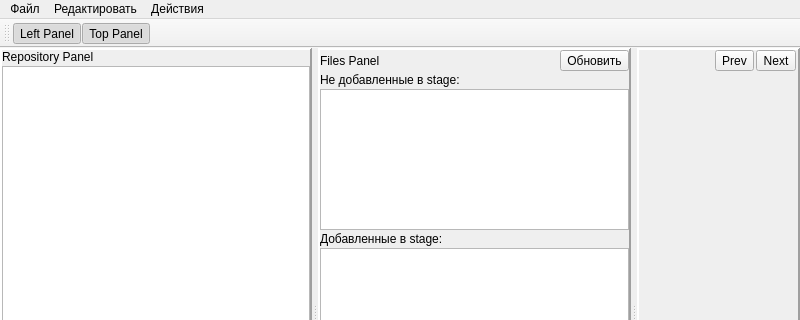
Above: commit_craft_app/mainwindow.ui from CJayM/CommitCraft before the change; both pictures show x 0 to 800 and y 0 to 320 of the 800 by 600 pixel window. Below: the same form after it.
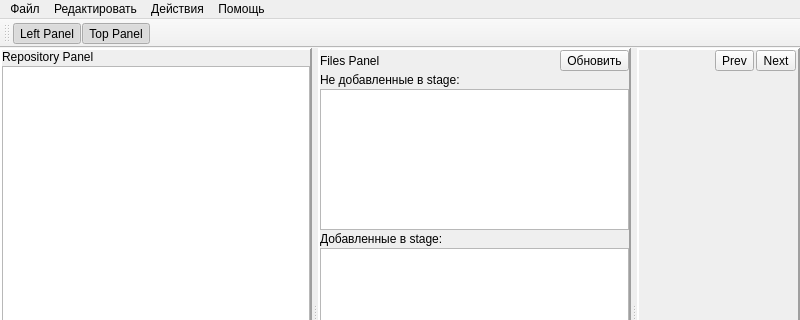
That is the form after the change. Icons and pictures are not drawn. Custom widgets are drawn as their Qt base class.

The edit to the form file:
```diff
--- a/commit_craft_app/mainwindow.ui
+++ b/commit_craft_app/mainwindow.ui
@@ -556,9 +556,16 @@
     <addaction name="actionRefresh"/>
     <addaction name="actionCommit"/>
    </widget>
+   <widget class="QMenu" name="menuHelp">
+    <property name="title">
+     <string>Помощь</string>
+    </property>
+    <addaction name="actionAbout"/>
+   </widget>
    <addaction name="menuFile"/>
    <addaction name="menuEdit"/>
    <addaction name="menu"/>
+   <addaction name="menuHelp"/>
   </widget>
   <widget class="QToolBar" name="toolBar">
    <property name="windowTitle">
```
Left out of the diff: 10 changed lines with no effect on the pictures.
